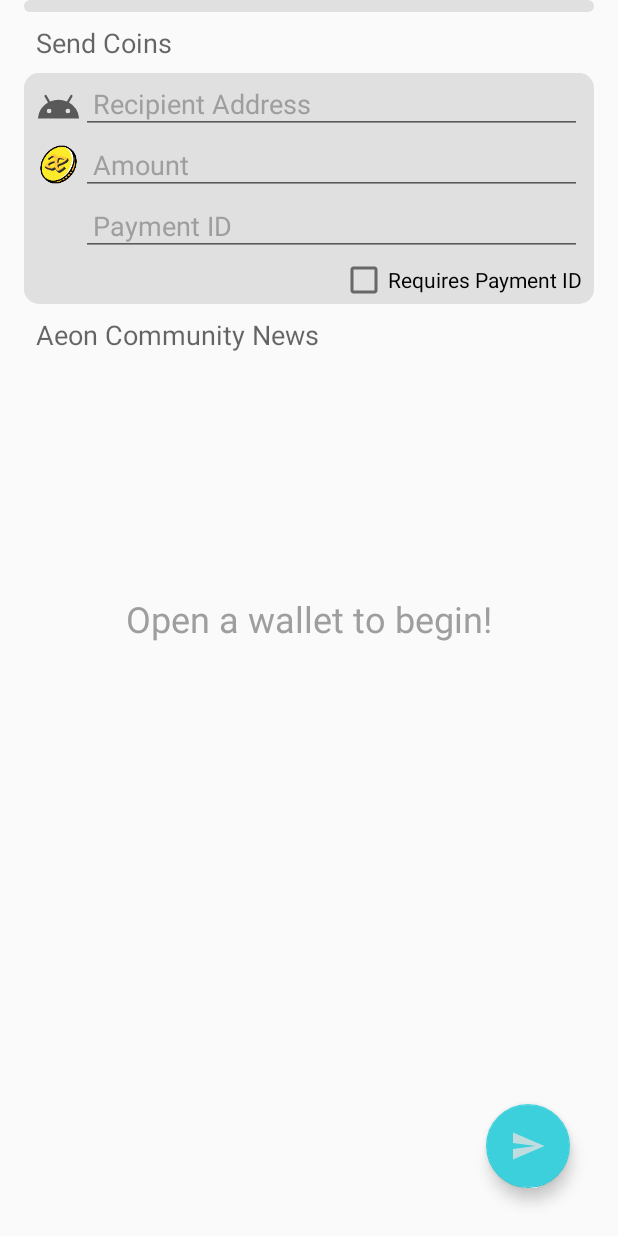
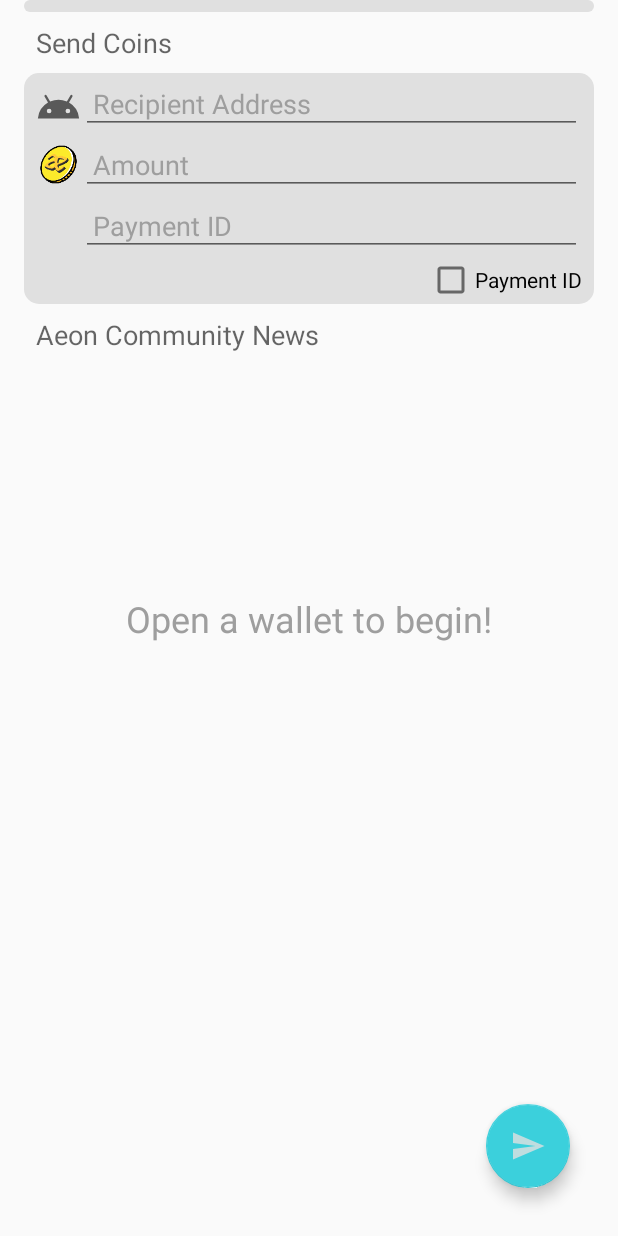
Before and after one commit to aeonguild/aeonwallet, an Android app: the layout fragment_transfer.xml on its own in the app's theme, with its tools: preview values and no code run, on a phone screen of 412 x 824 dp. Run offline under Robolectric (Android 15) with nearby library versions, the phone set to English and light mode, and no system bars.

Commit message:
added string resource

```diff
--- a/app/src/main/res/layout/fragment_transfer.xml
+++ b/app/src/main/res/layout/fragment_transfer.xml
@@ -174,7 +174,7 @@
             android:layout_marginEnd="24dp"
             android:minWidth="0dp"
             android:minHeight="0dp"
-            android:text="Requires Payment ID"
+            android:text="@string/text_requires_payment_id"
             android:textAppearance="@style/TextAppearance.AppCompat.Small"
             app:layout_constraintEnd_toEndOf="parent"
             app:layout_constraintTop_toBottomOf="@+id/text_payment_id" />
--- a/app/src/main/res/values/strings.xml
+++ b/app/src/main/res/values/strings.xml
@@ -76,4 +76,5 @@
     <string name="text_transaction_aeon_to"> coins to </string>
     <string name="text_transaction_for_a_fee_of"> for a fee of </string>
     <string name="text_transaction_you_are_sending">You are sending </string>
+    <string name="text_requires_payment_id">Payment ID</string>
 </resources>
```
Also changed, not shown: 1 other file.
